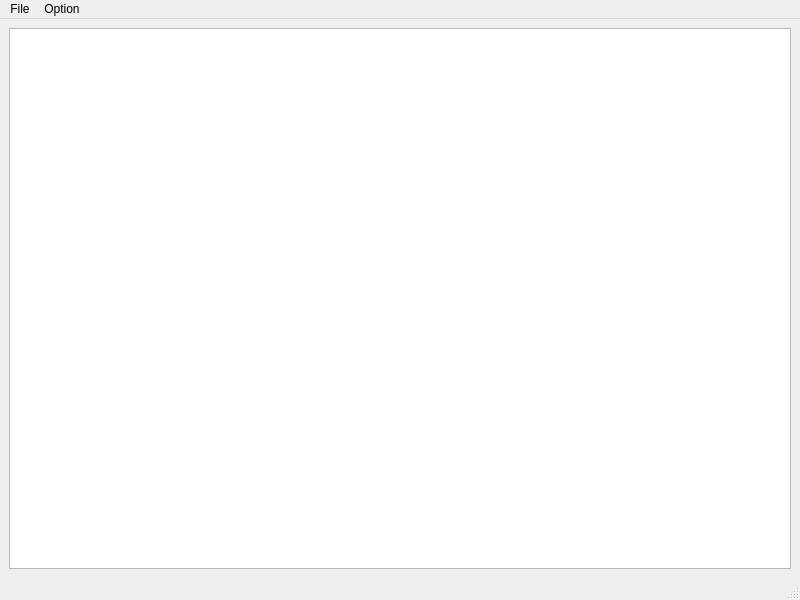
The window that editor.ui (Issah45/IssType) describes before a commit, drawn with Qt 5.
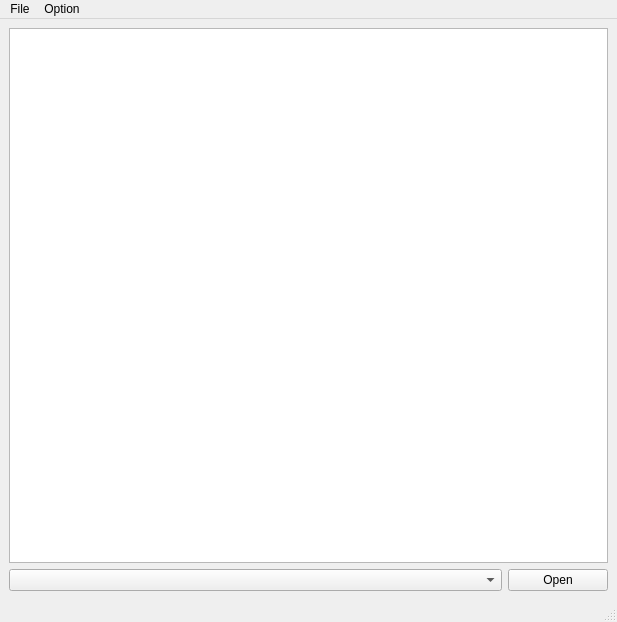
The same window after the commit.

Commit message: dun dun dun

Patch:
```diff
--- a/editor.ui
+++ b/editor.ui
@@ -2,12 +2,15 @@
 <ui version="4.0">
  <class>MainWindow</class>
  <widget class="QMainWindow" name="MainWindow">
+  <property name="enabled">
+   <bool>true</bool>
+  </property>
   <property name="geometry">
    <rect>
     <x>0</x>
     <y>0</y>
-    <width>800</width>
-    <height>600</height>
+    <width>617</width>
+    <height>622</height>
    </rect>
   </property>
   <property name="windowTitle">
@@ -18,8 +21,24 @@
   </property>
   <widget class="QWidget" name="centralwidget">
    <layout class="QGridLayout" name="gridLayout">
-    <item row="0" column="0">
-     <widget class="QPlainTextEdit" name="plainTextEdit"/>
+    <item row="2" column="0">
+     <widget class="QComboBox" name="comboBox"/>
+    </item>
+    <item row="2" column="1">
+     <widget class="QPushButton" name="openButton">
+      <property name="maximumSize">
+       <size>
+        <width>100</width>
+        <height>16777215</height>
+       </size>
+      </property>
+      <property name="text">
+       <string>Open</string>
+      </property>
+     </widget>
+    </item>
+    <item row="0" column="0" colspan="2">
+     <widget class="QTextEdit" name="plainTextEdit"/>
     </item>
    </layout>
   </widget>
@@ -28,8 +47,8 @@
     <rect>
      <x>0</x>
      <y>0</y>
-     <width>800</width>
-     <height>23</height>
+     <width>617</width>
+     <height>24</height>
     </rect>
    </property>
    <widget class="QMenu" name="menuFile">
```
Left out of the diff: 17 changed lines with no effect on the pictures. The commit also changes 2 other files.
